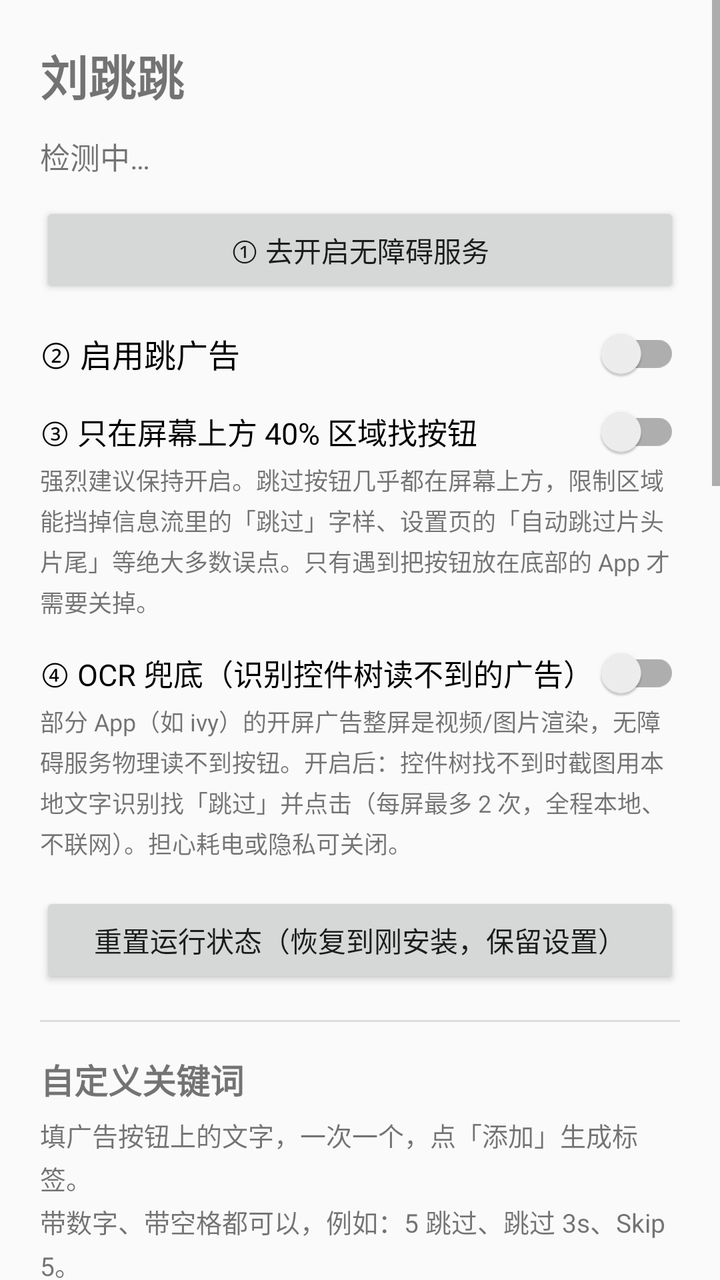
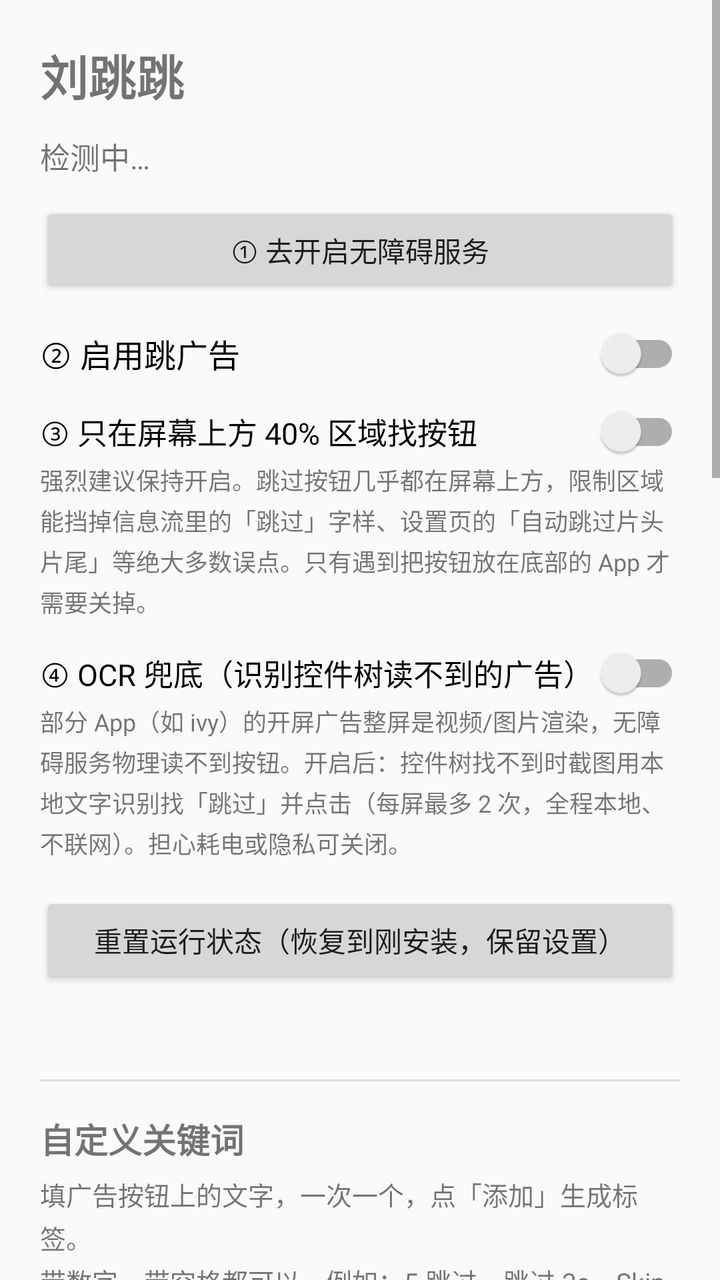

Before-and-after screenshots of an Android layout around one commit, followed by the original layout XML and the change that was made.
<!-- AndroidManifest.xml: application theme Theme.LiuTiaoTiao -->
<!-- res/layout/activity_main.xml -->
<?xml version="1.0" encoding="utf-8"?>
<ScrollView xmlns:android="http://schemas.android.com/apk/res/android"
    android:layout_width="match_parent"
    android:layout_height="match_parent"
    android:fillViewport="true">

    <LinearLayout
        android:layout_width="match_parent"
        android:layout_height="wrap_content"
        android:orientation="vertical"
        android:paddingLeft="20dp"
        android:paddingTop="20dp"
        android:paddingRight="20dp"
        android:paddingBottom="32dp">

        <TextView
            android:id="@+id/appTitle"
            android:layout_width="wrap_content"
            android:layout_height="wrap_content"
            android:paddingBottom="12dp"
            android:text="@string/app_name"
            android:textSize="24sp"
            android:textStyle="bold" />

        
        <TextView
            android:id="@+id/status"
            android:layout_width="match_parent"
            android:layout_height="wrap_content"
            android:lineSpacingExtra="4dp"
            android:paddingBottom="12dp"
            android:text="检测中…"
            android:textSize="15sp" />

        <Button
            android:id="@+id/openSettings"
            android:layout_width="match_parent"
            android:layout_height="wrap_content"
            android:text="① 去开启无障碍服务" />

        <androidx.appcompat.widget.SwitchCompat
            android:id="@+id/enableSwitch"
            android:layout_width="match_parent"
            android:layout_height="wrap_content"
            android:paddingTop="16dp"
            android:paddingBottom="8dp"
            android:text="② 启用跳广告"
            android:textSize="16sp" />

        <androidx.appcompat.widget.SwitchCompat
            android:id="@+id/topOnlySwitch"
            android:layout_width="match_parent"
            android:layout_height="wrap_content"
            android:paddingTop="8dp"
            android:paddingBottom="4dp"
            android:text="③ 只在屏幕上方 40% 区域找按钮"
            android:textSize="15sp" />

        <TextView
            android:layout_width="match_parent"
            android:layout_height="wrap_content"
            android:lineSpacingExtra="3dp"
            android:text="强烈建议保持开启。跳过按钮几乎都在屏幕上方，限制区域能挡掉信息流里的「跳过」字样、设置页的「自动跳过片头片尾」等绝大多数误点。只有遇到把按钮放在底部的 App 才需要关掉。"
            android:textSize="12sp" />

        <androidx.appcompat.widget.SwitchCompat
            android:id="@+id/ocrSwitch"
            android:layout_width="match_parent"
            android:layout_height="wrap_content"
            android:paddingTop="16dp"
            android:paddingBottom="4dp"
            android:text="④ OCR 兜底（识别控件树读不到的广告）"
            android:textSize="15sp" />

        <TextView
            android:layout_width="match_parent"
            android:layout_height="wrap_content"
            android:lineSpacingExtra="3dp"
            android:text="部分 App（如 ivy）的开屏广告整屏是视频/图片渲染，无障碍服务物理读不到按钮。开启后：控件树找不到时截图用本地文字识别找「跳过」并点击（每屏最多 2 次，全程本地、不联网）。担心耗电或隐私可关闭。"
            android:textSize="12sp" />

        <Button
            android:id="@+id/resetStateButton"
            android:layout_width="match_parent"
            android:layout_height="wrap_content"
            android:layout_marginTop="16dp"
            android:text="重置运行状态（恢复到刚安装，保留设置）" />

        <View
            android:layout_width="match_parent"
            android:layout_height="1dp"
            android:layout_marginTop="16dp"
            android:layout_marginBottom="16dp"
            android:background="?android:attr/listDivider" />

        <TextView
            android:layout_width="match_parent"
            android:layout_height="wrap_content"
            android:text="自定义关键词"
            android:textSize="17sp"
            android:textStyle="bold" />

        <TextView
            android:layout_width="match_parent"
            android:layout_height="wrap_content"
            android:lineSpacingExtra="3dp"
            android:paddingTop="6dp"
            android:text="填广告按钮上的文字，一次一个，点「添加」生成标签。\n带数字、带空格都可以，例如：5 跳过、跳过 3s、Skip 5。\n点标签即可删除。"
            android:textSize="13sp" />

        <LinearLayout
            android:layout_width="match_parent"
            android:layout_height="wrap_content"
            android:layout_marginTop="10dp"
            android:orientation="horizontal">

            <EditText
                android:id="@+id/keywordInput"
                android:layout_width="0dp"
                android:layout_height="wrap_content"
                android:layout_weight="1"
                android:hint="输入一个关键词"
                android:imeOptions="actionDone"
                android:inputType="text"
                android:maxLines="1"
                android:textSize="15sp" />

            <Button
                android:id="@+id/addKeyword"
                android:layout_width="wrap_content"
                android:layout_height="wrap_content"
                android:layout_marginStart="8dp"
                android:layout_marginLeft="8dp"
                android:text="添加" />
        </LinearLayout>

        
        <com.liutiaotiao.FlowLayout
            android:id="@+id/keywordChips"
            android:layout_width="match_parent"
            android:layout_height="wrap_content"
            android:layout_marginTop="12dp" />

        <TextView
            android:id="@+id/keywordCount"
            android:layout_width="match_parent"
            android:layout_height="wrap_content"
            android:layout_marginTop="8dp"
            android:textSize="12sp" />

        <View
            android:layout_width="match_parent"
            android:layout_height="1dp"
            android:layout_marginTop="16dp"
            android:layout_marginBottom="16dp"
            android:background="?android:attr/listDivider" />

        <TextView
            android:layout_width="match_parent"
            android:layout_height="wrap_content"
            android:text="防止服务被系统关掉"
            android:textSize="17sp"
            android:textStyle="bold" />

        <TextView
            android:id="@+id/batteryTip"
            android:layout_width="match_parent"
            android:layout_height="wrap_content"
            android:lineSpacingExtra="3dp"
            android:paddingTop="6dp"
            android:textSize="13sp" />

        <Button
            android:id="@+id/batteryButton"
            android:layout_width="match_parent"
            android:layout_height="wrap_content"
            android:layout_marginTop="8dp"
            android:text="关闭电池优化（加入白名单）" />

        <TextView
            android:layout_width="match_parent"
            android:layout_height="wrap_content"
            android:layout_marginTop="16dp"
            android:text="被系统关掉后自动恢复（推荐，一次性配置）"
            android:textSize="17sp"
            android:textStyle="bold" />

        <TextView
            android:id="@+id/selfRepairTip"
            android:layout_width="match_parent"
            android:layout_height="wrap_content"
            android:lineSpacingExtra="3dp"
            android:paddingTop="6dp"
            android:textSize="13sp" />

        <Button
            android:id="@+id/copyAdbCommand"
            android:layout_width="match_parent"
            android:layout_height="wrap_content"
            android:layout_marginTop="8dp"
            android:text="复制 adb 授权命令" />

        <View
            android:layout_width="match_parent"
            android:layout_height="1dp"
            android:layout_marginTop="16dp"
            android:layout_marginBottom="16dp"
            android:background="?android:attr/listDivider" />

        <TextView
            android:layout_width="match_parent"
            android:layout_height="wrap_content"
            android:text="某个 App 跳不过去？"
            android:textSize="17sp"
            android:textStyle="bold" />

        <TextView
            android:layout_width="match_parent"
            android:layout_height="wrap_content"
            android:lineSpacingExtra="3dp"
            android:paddingTop="6dp"
            android:text="打开下面的「识别记录」，里面是服务在那个 App 开屏时实际看到的控件（文字、viewId、坐标）以及没点的原因。把内容复制出来就能定位问题。\n注意：如果记录里那一屏一个控件都没有，说明广告是视频/SurfaceView 渲染的，无障碍读不到，任何规则都无效。"
            android:textSize="13sp" />

        <Button
            android:id="@+id/openDiagnostics"
            android:layout_width="match_parent"
            android:layout_height="wrap_content"
            android:layout_marginTop="8dp"
            android:text="查看识别记录（诊断）" />

        <View
            android:layout_width="match_parent"
            android:layout_height="1dp"
            android:layout_marginTop="16dp"
            android:layout_marginBottom="16dp"
            android:background="?android:attr/listDivider" />

        <TextView
            android:layout_width="match_parent"
            android:layout_height="wrap_content"
            android:lineSpacingExtra="4dp"
            android:text="@string/readme"
            android:textSize="13sp" />

    </LinearLayout>
</ScrollView>
<!-- resources referenced by this layout -->
<resources>
  <string name="app_name">刘跳跳</string>
  <string name="readme">使用说明：\n1. 在系统设置中开启“刘跳跳”的无障碍服务，服务才会工作。\n2. 每次覆盖安装/更新本应用后，系统会自动把无障碍开关解绑，需要到系统设置里关掉再重新打开一次，首页状态会提示你。\n3. 部分国产系统（MIUI/EMUI/ColorOS 等）还需允许“自启动 / 后台运行 / 锁定后台”，并把本应用加入电池优化白名单，否则服务会被系统杀掉。\n4. 如某些 App 的广告按钮没被识别，在上方“自定义关键词”里输入按钮文字并点“添加”。带数字、带空格都可以（如“5 跳过”“跳过 3s”），匹配时会忽略空格、括号等符号差异，也支持数字与文字顺序颠倒。\n5. 本应用无网络权限，纯本地运行，可安全审计。</string>
  <style name="Theme.LiuTiaoTiao" parent="Theme.AppCompat.DayNight.NoActionBar" />
</resources>

<!-- the commit's change to res/layout/activity_main.xml (unified diff, before → after) -->
@@ -85,6 +85,14 @@
             android:layout_height="wrap_content"
             android:layout_marginTop="16dp"
             android:text="重置运行状态（恢复到刚安装，保留设置）" />
+
+        <TextView
+            android:id="@+id/honorStartupTip"
+            android:layout_width="match_parent"
+            android:layout_height="wrap_content"
+            android:layout_marginTop="12dp"
+            android:lineSpacingExtra="3dp"
+            android:textSize="13sp" />
 
         <View
             android:layout_width="match_parent"
